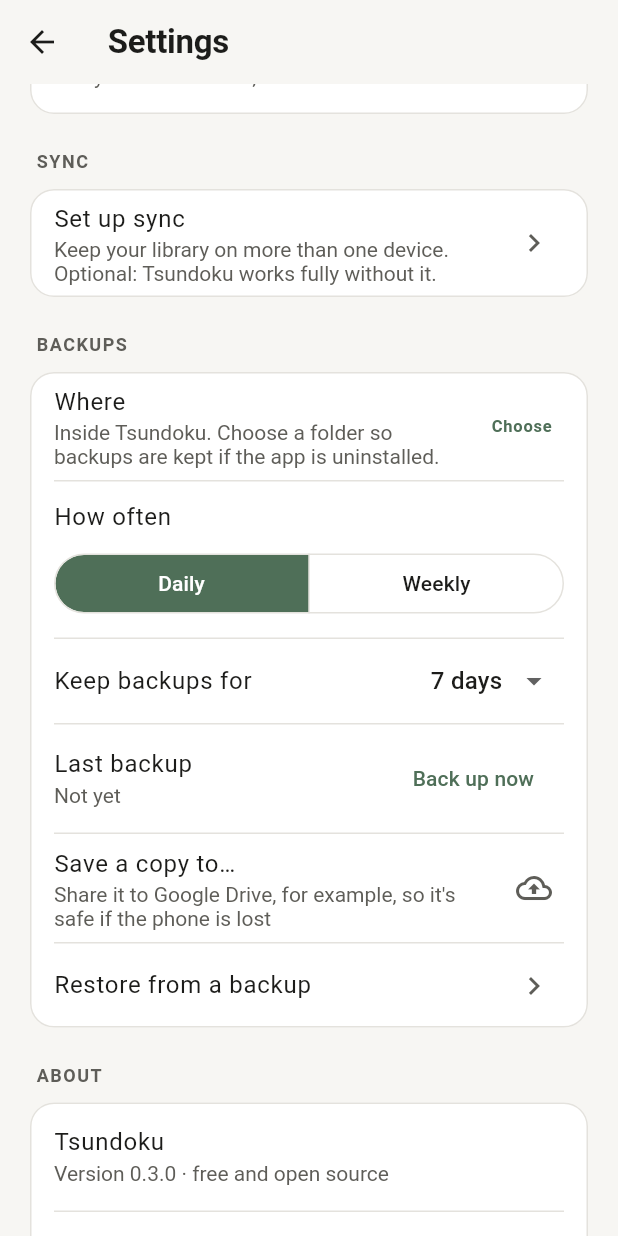
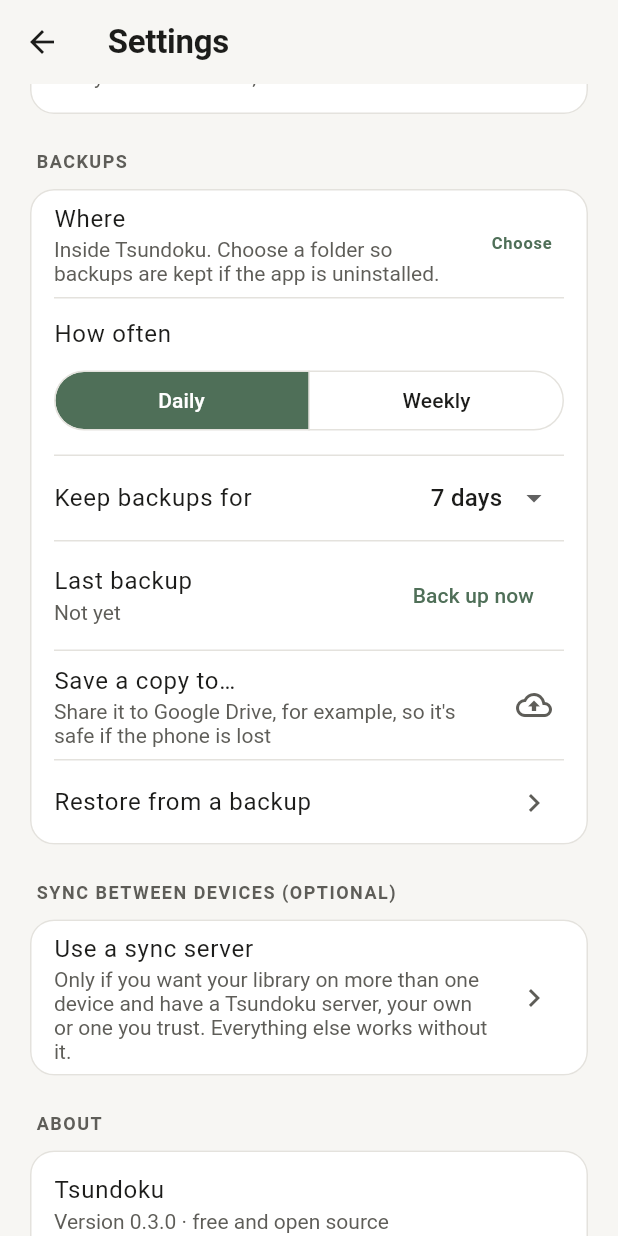
Before and after one commit to MysteryGodzilla/tsundoku, a Flutter app: the SettingsScreen screen opened directly, scrolled down 576 dp, on a phone screen of 412 x 824 dp. Run offline on Flutter 3.47's test engine with Material 3 defaults, Android fonts, the phone set to English and light mode, and no system bars; our stand-ins replace drift, drift_flutter, file_picker, flutter_secure_storage, image_picker, local_auth and 4 more; missing offline and left inert: cryptography, hashlib, mobile_scanner, saf_stream, saf_util; accounts and stored records are empty; generated files the repository leaves out were written again; statements that could not run were skipped.

Commit message:
Sync is optional: Settings section moved last and reworded; rule recorded

```diff
--- a/app/lib/src/ui/account_screen.dart
+++ b/app/lib/src/ui/account_screen.dart
@@ -69,8 +69,9 @@ class _AccountScreenState extends State<AccountScreen> {
         key: _form,
         child: ListView(padding: EdgeInsets.fromLTRB(20, 0, 20, 48 + MediaQuery.paddingOf(context).bottom), children: [
           Text(
-            'Keep your library on more than one device. Your books are locked on this phone before they\'re sent: '
-            'nobody else can read them, not even whoever runs the server.',
+            'Optional. Sync keeps your library on more than one device through a Tsundoku server. '
+            'Your books are locked on this phone before they\'re sent: nobody else can read them, not even whoever runs the server. '
+            'You can stop at any time; your books stay on this phone.',
             style: tt.bodyMedium?.copyWith(color: cs.onSurfaceVariant),
           ),
           const SizedBox(height: 20),
--- a/app/lib/src/ui/settings_screen.dart
+++ b/app/lib/src/ui/settings_screen.dart
@@ -216,8 +216,9 @@ class _SettingsScreenState extends State<SettingsScreen> {
     if (s == null) {
       return Card(
         child: ListTile(
-          title: const Text('Set up sync'),
-          subtitle: const Text('Keep your library on more than one device. Optional: Tsundoku works fully without it.'),
+          title: const Text('Use a sync server'),
+          subtitle: const Text('Only if you want your library on more than one device and have a Tsundoku server, '
+              'your own or one you trust. Everything else works without it.'),
           trailing: const Icon(Icons.chevron_right),
           onTap: () => Navigator.of(context).push(MaterialPageRoute(builder: (_) => const AccountScreen())),
         ),
@@ -391,10 +392,11 @@ class _SettingsScreenState extends State<SettingsScreen> {
                 ),
               ]),
             ),
-            heading('Sync'),
-            _syncCard(context, services.account),
             heading('Backups'),
             _backupsCard(context, services.backups),
+            // Sync is optional and for people who choose it (a product rule): last, never pushed.
+            heading('Sync between devices (optional)'),
+            _syncCard(context, services.account),
             heading('About'),
             Card(
               child: Column(children: [
```
Also changed, not shown: 3 other files.
